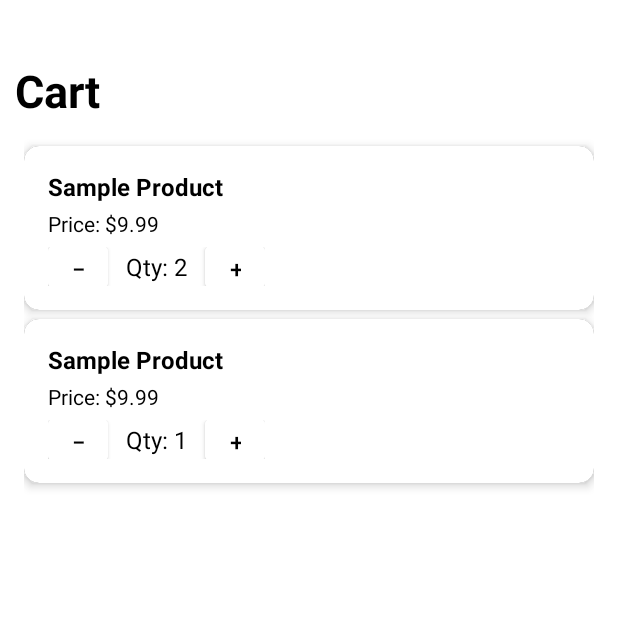
After one commit to Suleyman001/Quick-Shop, an Android app: the fragment BoxFragment shown on its own in the app's theme, on a phone screen of 412 x 824 dp, the top half of it. The commit adds this screen. Run offline under Robolectric (Android 15) with nearby library versions, the phone set to English and light mode, and no system bars; our stand-ins replace Firebase (no records; nobody signed in at launch, a user with empty details on screens opened directly).

Commit message:
Created BoxFragment with layout and implemented CartItem layout for cart display

```diff
--- a/app/src/main/java/nje/hu/quickshop/adapters/BoxAdapter.java
+++ b/app/src/main/java/nje/hu/quickshop/adapters/BoxAdapter.java
@@ -1,5 +1,102 @@
 package nje.hu.quickshop.adapters;
 //To list the basket items using item_cart.xml.
 
-public class BoxAdapter {
+import android.view.LayoutInflater;
+import android.view.View;
+import android.view.ViewGroup;
+import android.widget.Button;
+import android.widget.TextView;
+
+import androidx.annotation.NonNull;
+import androidx.recyclerview.widget.RecyclerView;
+
+import com.google.firebase.database.FirebaseDatabase;
+
+import java.util.List;
+
+import nje.hu.quickshop.R;
+import nje.hu.quickshop.entities.CardItem;
+
+public class BoxAdapter extends RecyclerView.Adapter<BoxAdapter.ViewHolder>  {
+    private List<CardItem> cartItems;
+
+    public BoxAdapter(List<CardItem> cartItems) {
+        this.cartItems = cartItems;
+    }
+
+    public static class ViewHolder extends RecyclerView.ViewHolder {
+        TextView nameText, priceText, quantityText;
+        Button increaseButton, decreaseButton;
+
+        public ViewHolder(@NonNull View itemView) {
+            super(itemView);
+            nameText = itemView.findViewById(R.id.text_product_name);
+            priceText = itemView.findViewById(R.id.text_product_price);
+            quantityText = itemView.findViewById(R.id.text_product_quantity);
+            increaseButton = itemView.findViewById(R.id.button_increase);
+            decreaseButton = itemView.findViewById(R.id.button_decrease);
+        }
+
+        public void bind(CardItem item) {
+            nameText.setText(item.getProduct().getName());
+            String priceTextFormatted = itemView.getContext().getString(
+                    R.string.price_format, item.getProduct().getPrice());
+            priceText.setText(priceTextFormatted);
+
+            String quantityTextFormatted = itemView.getContext().getString(
+                    R.string.quantity_format, item.getQuantity());
+            quantityText.setText(quantityTextFormatted);
+        }
+    }
+
+    @NonNull
+    @Override
+    public BoxAdapter.ViewHolder onCreateViewHolder(@NonNull ViewGroup parent, int viewType) {
+        View view = LayoutInflater.from(parent.getContext())
+                .inflate(R.layout.item_cart, parent, false);
+        return new ViewHolder(view);
+    }
+
+    @Override
+    public void onBindViewHolder(@NonNull BoxAdapter.ViewHolder holder, int position) {
+        CardItem currentItem = cartItems.get(position);
+        holder.bind(currentItem);
+
+        holder.increaseButton.setOnClickListener(v -> {
+            int currentQty = currentItem.getQuantity();
+            currentItem.setQuantity(currentQty + 1);
+
+            //Update the quantity in firebase
+            String productId = String.valueOf(currentItem.getProduct().getId());
+            FirebaseDatabase.getInstance().getReference("cartItems")
+                    .child(productId)
+                    .child("quantity")
+                    .setValue(currentQty + 1);
+
+            notifyItemChanged(position);
+        });
+
+        holder.decreaseButton.setOnClickListener(v -> {
+            int currentQty = currentItem.getQuantity();
+            if (currentQty > 1) {
+                currentItem.setQuantity(currentQty - 1);
+
+                //Update the quantity in firebase
+                String productId = String.valueOf(currentItem.getProduct().getId());
+                FirebaseDatabase.getInstance().getReference("cartItems")
+                        .child(productId)
+                        .child("quantity")
+                        .setValue(currentQty - 1);
+
+                notifyItemChanged(position);
+            }
+        });
+
+    }
+
+    @Override
+    public int getItemCount() {
+        return cartItems.size();
+    }
+
 }
--- a/app/src/main/java/nje/hu/quickshop/entities/CardItem.java
+++ b/app/src/main/java/nje/hu/quickshop/entities/CardItem.java
@@ -7,4 +7,27 @@ fragment_cart.xml: Shows all products in the basket as a list (for example, a li
 */
 
 public class CardItem {
+    private Product product;
+    private int quantity;
+
+    public CardItem(Product product, int quantity) {
+        this.product = product;
+        this.quantity = quantity;
+    }
+
+    public Product getProduct() {
+        return product;
+    }
+
+    public int getQuantity() {
+        return quantity;
+    }
+
+    public void setProduct(Product product) {
+        this.product = product;
+    }
+
+    public void setQuantity(int quantity) {
+        this.quantity = quantity;
+    }
 }
--- /dev/null
+++ b/app/src/main/java/nje/hu/quickshop/ui/BoxFragment.java
@@ -0,0 +1,54 @@
+package nje.hu.quickshop.ui;
+
+
+import android.os.Bundle;
+import android.view.LayoutInflater;
+import android.view.View;
+import android.view.ViewGroup;
+
+import androidx.annotation.NonNull;
+import androidx.annotation.Nullable;
+import androidx.fragment.app.Fragment;
+import androidx.recyclerview.widget.LinearLayoutManager;
+import androidx.recyclerview.widget.RecyclerView;
+
+import java.util.ArrayList;
+import java.util.List;
+
+import nje.hu.quickshop.R;
+import nje.hu.quickshop.adapters.BoxAdapter;
+import nje.hu.quickshop.entities.CardItem;
+import nje.hu.quickshop.entities.Product;
+public class BoxFragment extends Fragment {
+    private RecyclerView recyclerView;
+    private BoxAdapter boxAdapter;
+    private List<CardItem> cartItems;
+
+    public BoxFragment() {
+        // Required empty public constructor
+    }
+
+    @Override
+    public View onCreateView(LayoutInflater inflater, ViewGroup container,
+                             Bundle savedInstanceState) {
+        return inflater.inflate(R.layout.fragment_box, container, false);
+    }
+
+    @Override
+    public void onViewCreated(@NonNull View view, @Nullable Bundle savedInstanceState) {
+        super.onViewCreated(view, savedInstanceState);
+
+        recyclerView = view.findViewById(R.id.recycler_cart_items);
+        recyclerView.setLayoutManager(new LinearLayoutManager(getContext()));
+
+        // Just for testing  data - replace with actual cart retrieval logic
+        cartItems = new ArrayList<>();
+        Product sampleProduct = new Product(1, "Sample Product", 9.99, "Description");
+        cartItems.add(new CardItem(sampleProduct, 2));
+        cartItems.add(new CardItem(sampleProduct, 1));
+
+        boxAdapter = new BoxAdapter(cartItems);
+        recyclerView.setAdapter(boxAdapter);
+    }
+
+}
--- a/app/src/main/res/layout/fragment_box.xml
+++ b/app/src/main/res/layout/fragment_box.xml
@@ -1,7 +1,11 @@
 <?xml version="1.0" encoding="utf-8"?>
 <androidx.constraintlayout.widget.ConstraintLayout xmlns:android="http://schemas.android.com/apk/res/android"
+    xmlns:app="http://schemas.android.com/apk/res-auto"
+    xmlns:tools="http://schemas.android.com/tools"
+    android:background="@color/white"
     android:layout_width="match_parent"
     android:layout_height="match_parent">
+
 
     <!--
 /*
@@ -9,5 +13,33 @@
 fragment_cart.xml: Shows all products in the basket as a list (for example, a list of 3 products in the basket).
 */
 -->
+    <TextView
+        android:id="@+id/textView"
+        android:layout_width="wrap_content"
+        android:layout_height="wrap_content"
+        android:layout_marginTop="40dp"
+        android:layout_marginStart="10dp"
+        android:text="Cart"
+        android:textColor="@color/black"
+        android:textSize="30sp"
+        android:textStyle="bold"
+        app:layout_constraintTop_toTopOf="parent"
+        app:layout_constraintStart_toStartOf="parent"
+        tools:ignore="HardcodedText" />
 
+    <androidx.recyclerview.widget.RecyclerView
+        android:id="@+id/recycler_cart_items"
+        android:layout_width="0dp"
+        android:layout_height="0dp"
+        android:padding="16dp"
+        android:layout_marginTop="75dp"
+        app:layout_constraintBottom_toBottomOf="parent"
+        app:layout_constraintEnd_toEndOf="parent"
+        app:layout_constraintHorizontal_bias="1.0"
+        app:layout_constraintStart_toStartOf="parent"
+        app:layout_constraintTop_toTopOf="parent"
+        app:layout_constraintVertical_bias="0.0">
+
+
+    </androidx.recyclerview.widget.RecyclerView>
 </androidx.constraintlayout.widget.ConstraintLayout>
--- /dev/null
+++ b/app/src/main/res/layout/item_cart.xml
@@ -0,0 +1,80 @@
+<?xml version="1.0" encoding="utf-8"?>
+<androidx.cardview.widget.CardView xmlns:android="http://schemas.android.com/apk/res/android"
+    xmlns:card_view="http://schemas.android.com/apk/res-auto"
+    xmlns:tools="http://schemas.android.com/tools"
+    android:layout_width="match_parent"
+    android:layout_height="wrap_content"
+    android:layout_marginTop="6dp"
+    card_view:cardCornerRadius="10dp"
+    card_view:cardElevation="4dp">
+
+    <LinearLayout
+        android:layout_width="match_parent"
+        android:layout_height="109dp"
+        android:orientation="vertical"
+        android:background="@color/white"
+        android:padding="16dp">
+
+        <TextView
+            android:id="@+id/text_product_name"
+            android:layout_width="wrap_content"
+            android:layout_height="wrap_content"
+            android:text="Product Name"
+            android:textSize="16sp"
+            android:textStyle="bold"
+            android:textColor="@color/black"
+            tools:ignore="HardcodedText" />
+
+        <TextView
+            android:id="@+id/text_product_price"
+            android:layout_width="wrap_content"
+            android:layout_height="wrap_content"
+            android:paddingTop="4dp"
+            android:text="Price: $0.00"
+            android:textSize="14sp"
+            android:textColor="@color/black"
+            tools:ignore="HardcodedText" />
+
+        <LinearLayout
+            android:layout_width="wrap_content"
+            android:layout_height="wrap_content"
+            android:orientation="horizontal"
+            android:layout_marginTop="6dp"
+            android:gravity="center_vertical"
+            >
+
+            <Button
+                android:id="@+id/button_decrease"
+                android:layout_width="40dp"
+                android:layout_height="40dp"
+                android:text="−"
+                android:textSize="16sp"
+                android:textColor="@color/black"
+                android:backgroundTint="@color/white"
+                tools:ignore="HardcodedText"/>
+
+            <TextView
+                android:id="@+id/text_product_quantity"
+                android:layout_width="wrap_content"
+                android:layout_height="wrap_content"
+                android:layout_marginHorizontal="12dp"
+                android:text="1"
+                android:textSize="16sp"
+                android:textColor="@color/black"
+                tools:ignore="HardcodedText" />
+
+            <Button
+                android:id="@+id/button_increase"
+                android:layout_width="40dp"
+                android:layout_height="40dp"
+                android:text="+"
+                android:textSize="16sp"
+                android:textColor="@color/black"
+                android:backgroundTint="@color/white"
+                tools:ignore="HardcodedText"/>
+        </LinearLayout>
+
+
+
+    </LinearLayout>
+</androidx.cardview.widget.CardView>
--- a/app/src/main/res/values/strings.xml
+++ b/app/src/main/res/values/strings.xml
@@ -44,4 +44,6 @@
         libero vel nunc consequat, quis tincidunt nisl eleifend. Cras bibendum enim a justo luctus
         vestibulum. Fusce dictum libero quis erat maximus, vitae volutpat diam dignissim.
     </string>
+    <string name="price_format">Price: $%1$.2f</string>
+    <string name="quantity_format">Qty: %1$d</string>
 </resources>
```
